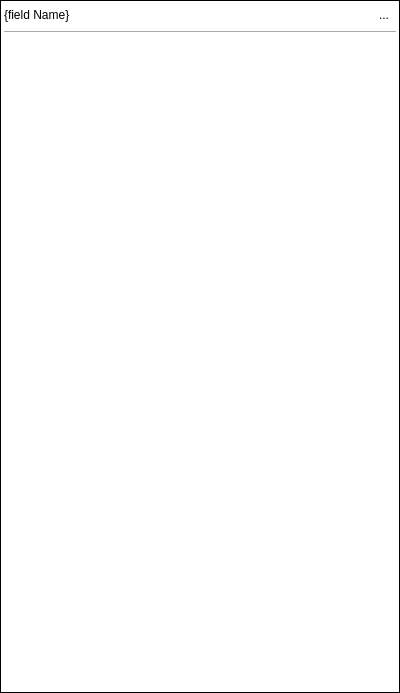
Qt form src/roam/ui/ui_list.ui (roam-qgis/Roam) before a commit.
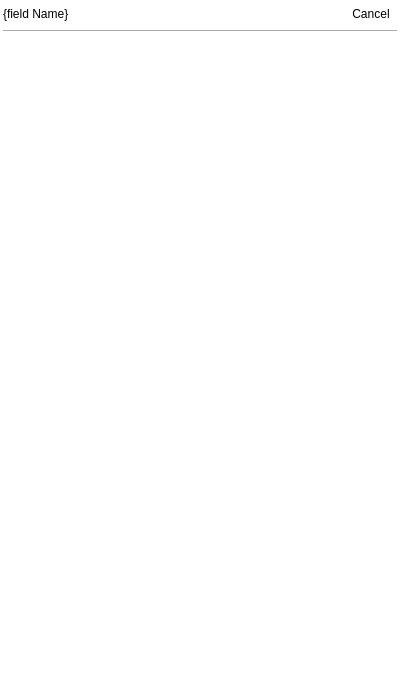
The same form after that commit. Icons and pictures are not drawn.

Commit message: Show list widget as full screen widget

Diff of the .ui file:
```diff
--- a/src/roam/ui/ui_list.ui
+++ b/src/roam/ui/ui_list.ui
@@ -33,7 +33,7 @@
       <string notr="true">background-color: rgb(255, 255, 255);</string>
      </property>
      <property name="frameShape">
-      <enum>QFrame::Box</enum>
+      <enum>QFrame::NoFrame</enum>
      </property>
      <property name="frameShadow">
       <enum>QFrame::Plain</enum>
@@ -62,8 +62,8 @@
         </property>
         <property name="iconSize">
          <size>
-          <width>24</width>
-          <height>24</height>
+          <width>32</width>
+          <height>32</height>
          </size>
         </property>
        </widget>
@@ -76,9 +76,15 @@
        </widget>
       </item>
       <item row="0" column="1">
-       <widget class="QToolButton" name="toolButton">
+       <widget class="QToolButton" name="closebutton">
+        <property name="sizePolicy">
+         <sizepolicy hsizetype="Fixed" vsizetype="Fixed">
+          <horstretch>0</horstretch>
+          <verstretch>0</verstretch>
+         </sizepolicy>
+        </property>
         <property name="text">
-         <string>...</string>
+         <string>Cancel</string>
         </property>
         <property name="icon">
          <iconset resource="../resources.qrc">
@@ -86,10 +92,13 @@
         </property>
         <property name="iconSize">
          <size>
-          <width>24</width>
-          <height>24</height>
+          <width>34</width>
+          <height>34</height>
          </size>
         </property>
+        <property name="toolButtonStyle">
+         <enum>Qt::ToolButtonTextUnderIcon</enum>
+        </property>
         <property name="autoRaise">
          <bool>true</bool>
         </property>
```
Left out of the diff: 35 changed lines with no effect on the pictures. The commit also changes 7 other files.
